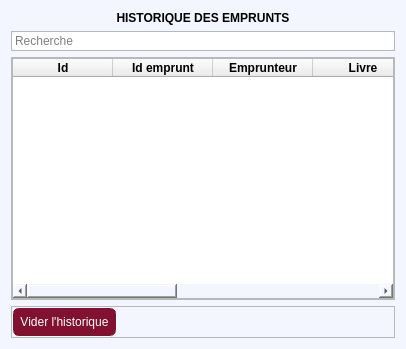
Qt form historique.ui (Totelof10/biblio) before a commit.
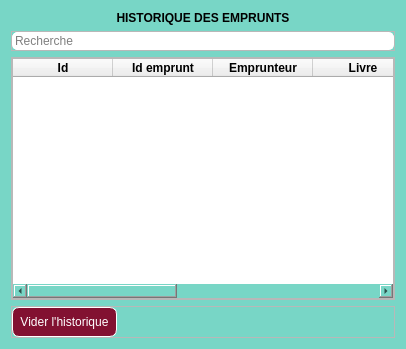
The same form after that commit. Icons and pictures are not drawn.

Diff of the .ui file:
```diff
--- a/historique.ui
+++ b/historique.ui
@@ -15,7 +15,7 @@
   </property>
   <property name="styleSheet">
    <string notr="true">QWidget{
-background-color: #F4F6FF
+background-color:  #78D6C6;
 }
 QFrame{
 background-color: none;
```
Left out of the diff: 10 changed lines with no effect on the pictures.
